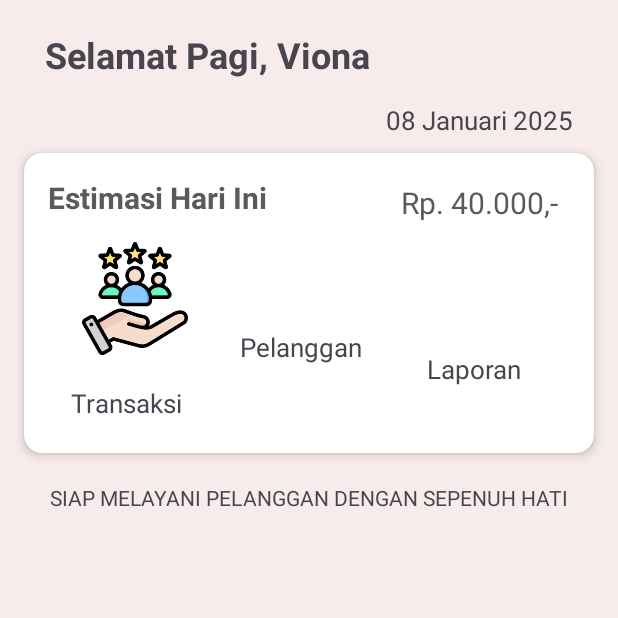
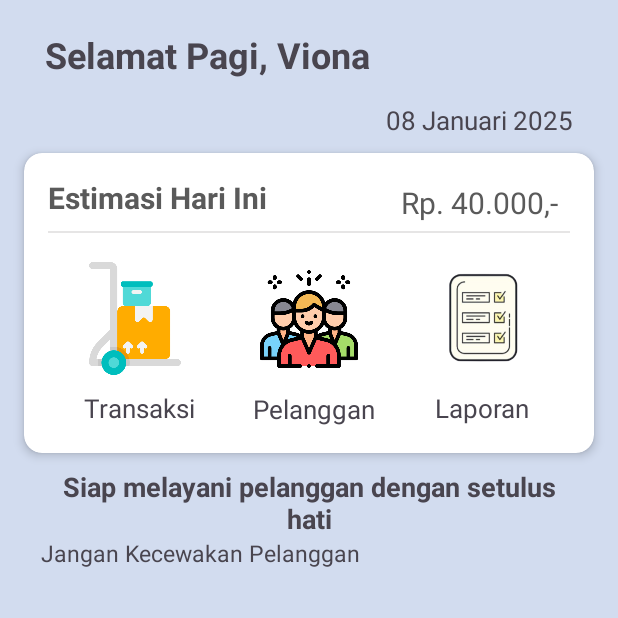
Before and after one commit to VionaRhema17/Laundry2, an Android app: the screen it shows after launch (MainActivity), on a phone screen of 412 x 824 dp, the top half of it. Run offline under Robolectric (Android 15) with nearby library versions, the phone set to English and light mode, and no system bars.

Commit message:
Perubahan warna background dan image view

```diff
--- a/app/src/main/res/layout/activity_main.xml
+++ b/app/src/main/res/layout/activity_main.xml
@@ -5,7 +5,7 @@
     android:id="@+id/main"
     android:layout_width="match_parent"
     android:layout_height="match_parent"
-    android:background="#F8EBEB"
+    android:background="#D2DCEF"
     tools:context=".MainActivity">
 
     <TextView
@@ -60,7 +60,7 @@
                 android:textColor="#5A5A5A"/>
 
             <TextView
-                android:id="@+id/estimasiAmount"
+                android:id="@+id/tvHargaestimasi"
                 android:layout_width="wrap_content"
                 android:layout_height="wrap_content"
                 android:text="Rp. 40.000,-"
@@ -69,6 +69,13 @@
                 android:layout_gravity="end"
                 android:layout_marginTop="-24dp"
                 android:layout_marginEnd="8dp"/>
+
+            <View
+                android:layout_width="wrap_content"
+                android:layout_height="1dp"
+                android:background="#E6E5E5"
+                android:layout_marginTop="5dp"
+                />
 
             <LinearLayout
                 android:layout_width="match_parent"
@@ -86,17 +93,20 @@
                     android:gravity="center">
 
                     <ImageView
+                        android:id="@+id/ivTransaksi"
                         android:layout_width="100dp"
                         android:layout_height="75dp"
-                        android:src="@drawable/Pelanggan" />
+                        android:src="@drawable/trolley"
+                        android:layout_marginTop="10dp"/>
 
 
                     <TextView
+                        android:id="@+id/tvTransaksi"
                         android:layout_width="wrap_content"
                         android:layout_height="wrap_content"
                         android:text="Transaksi"
-                        android:layout_marginEnd="5dp"
-                        android:layout_marginTop="20dp"
+                        android:layout_marginTop="10dp"
+                        android:layout_marginStart="3dp"
                         android:textSize="17sp"/>
                 </LinearLayout>
 
@@ -107,13 +117,20 @@
                     android:orientation="vertical"
                     android:gravity="center">
 
+                    <ImageView
+                        android:id="@+id/ivPelanggan"
+                        android:layout_width="65dp"
+                        android:layout_height="65dp"
+                        android:src="@drawable/group_921347"
+                        android:layout_marginTop="15dp"/>
 
                     <TextView
+                        android:id="@+id/tvPelanggan"
                         android:layout_width="wrap_content"
                         android:layout_height="wrap_content"
                         android:text="Pelanggan"
-                        android:layout_marginEnd="5dp"
-                        android:layout_marginTop="20dp"
+                        android:layout_marginTop="15dp"
+                        android:layout_marginStart="3dp"
                         android:textSize="17sp"/>
                 </LinearLayout>
 
@@ -123,12 +140,20 @@
                     android:layout_weight="1"
                     android:orientation="vertical"
                     android:gravity="center">
+
+                    <ImageView
+                        android:id="@+id/ivLaporan"
+                        android:layout_width="80dp"
+                        android:layout_height="80dp"
+                        android:layout_marginTop="5dp"
+                        android:src="@drawable/note" />
+
                     <TextView
+                        android:id="@+id/tvLaporan"
                         android:layout_width="wrap_content"
                         android:layout_height="wrap_content"
+                        android:layout_marginTop="10dp"
                         android:text="Laporan"
-                        android:layout_marginEnd="5dp"
-                        android:layout_marginTop="50dp"
                         android:textSize="17sp"/>
                 </LinearLayout>
 
@@ -137,10 +162,25 @@
     </androidx.cardview.widget.CardView>
 
     <TextView
+        android:id="@+id/tvServis"
         android:layout_width="match_parent"
         android:layout_height="wrap_content"
-        android:text="SIAP MELAYANI PELANGGAN DENGAN SEPENUH HATI"
+        android:text="Siap melayani pelanggan dengan setulus\nhati"
         app:layout_constraintTop_toBottomOf="@+id/cvEstimasi"
-        android:layout_marginTop="20dp"
-        android:layout_marginStart="33dp"/>
+        android:layout_marginTop="10dp"
+        android:textSize="18dp"
+        android:textStyle="bold"
+        android:gravity="center"
+        app:layout_constraintStart_toStartOf="parent"
+        app:layout_constraintEnd_toEndOf="parent" />
+
+    <TextView
+        android:layout_width="match_parent"
+        android:layout_height="wrap_content"
+        android:text="Jangan Kecewakan Pelanggan"
+        app:layout_constraintTop_toBottomOf="@+id/tvServis"
+        android:textSize="15dp"
+        android:layout_marginStart="27dp"/>
+
+
 </androidx.constraintlayout.widget.ConstraintLayout>
```
Also changed, not shown: app/src/main/res/drawable/group_921347.png (added), app/src/main/res/drawable/note.png (added), app/src/main/res/drawable/trolley.png (added).
